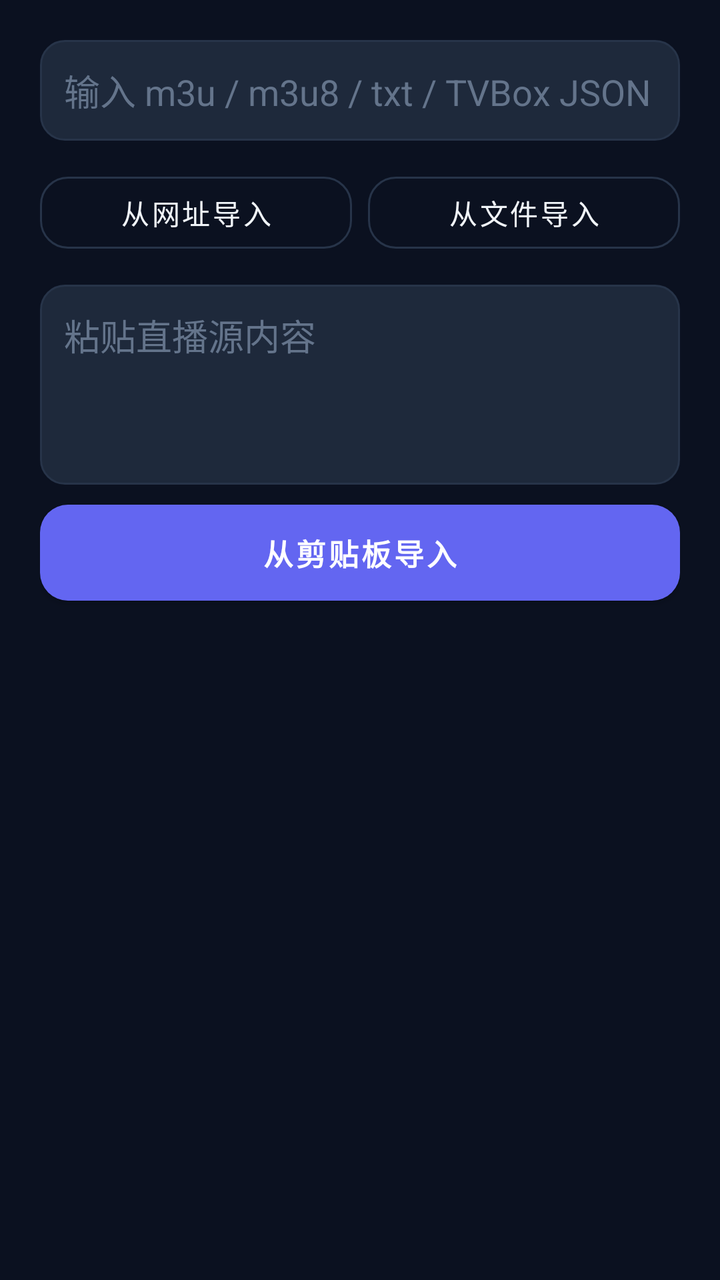
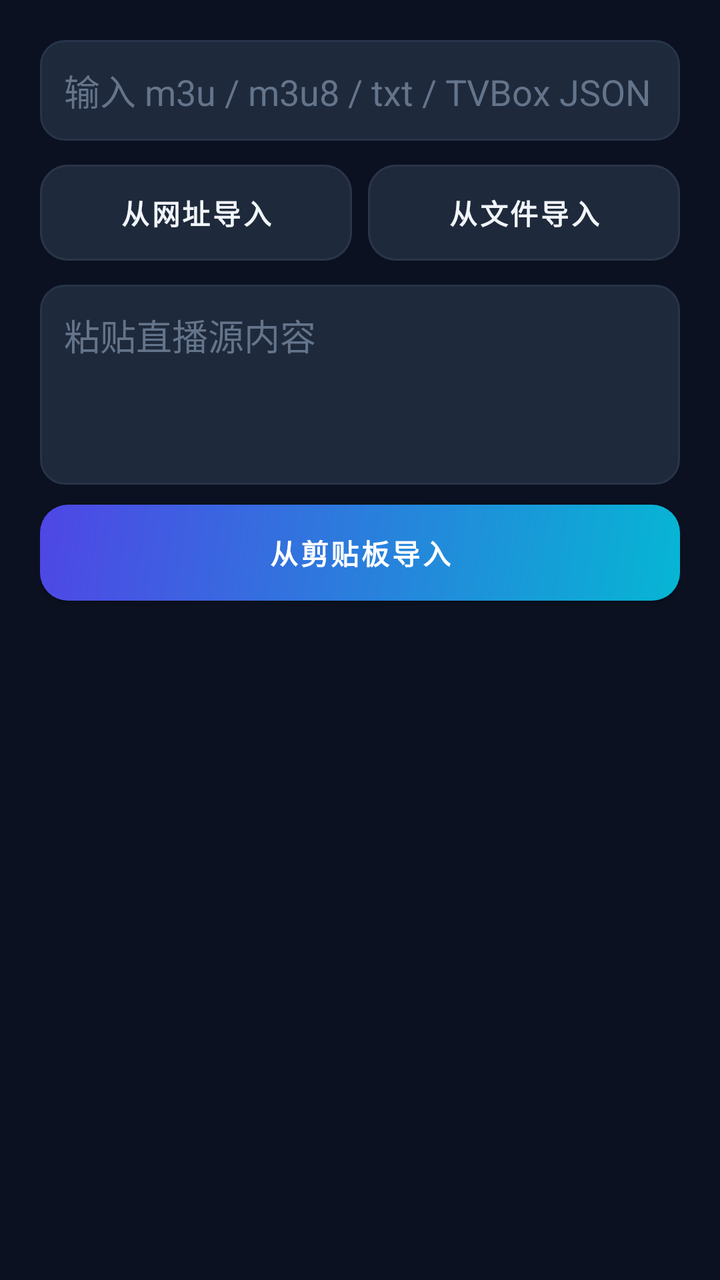

The first picture is an Android layout as it rendered before a commit; the second is the same layout after the commit. The layout source and the unified diff follow.
<!-- AndroidManifest.xml: application theme Theme.IPTV -->
<!-- res/layout/dialog_import.xml -->
<?xml version="1.0" encoding="utf-8"?>
<LinearLayout xmlns:android="http://schemas.android.com/apk/res/android"
    android:layout_width="match_parent"
    android:layout_height="wrap_content"
    android:orientation="vertical"
    android:padding="20dp">

    <EditText
        android:id="@+id/etImportUrl"
        android:layout_width="match_parent"
        android:layout_height="wrap_content"
        android:background="@drawable/bg_edittext"
        android:hint="@string/import_url_hint"
        android:inputType="textUri"
        android:padding="12dp"
        android:singleLine="true"
        android:textColor="@color/text_primary"
        android:textColorHint="@color/text_hint" />

    <LinearLayout
        android:layout_width="match_parent"
        android:layout_height="wrap_content"
        android:orientation="horizontal"
        android:layout_marginTop="12dp">

        <com.google.android.material.button.MaterialButton
            android:id="@+id/btnImportUrl"
            style="@style/BtnOutline"
            android:layout_width="0dp"
            android:layout_height="wrap_content"
            android:layout_weight="1"
            android:text="@string/import_from_url" />

        <com.google.android.material.button.MaterialButton
            android:id="@+id/btnImportFile"
            style="@style/BtnOutline"
            android:layout_width="0dp"
            android:layout_height="wrap_content"
            android:layout_marginStart="8dp"
            android:layout_weight="1"
            android:text="@string/import_from_file" />
    </LinearLayout>

    <EditText
        android:id="@+id/etPaste"
        android:layout_width="match_parent"
        android:layout_height="100dp"
        android:layout_marginTop="12dp"
        android:background="@drawable/bg_edittext"
        android:gravity="top"
        android:hint="@string/paste_content"
        android:inputType="textMultiLine"
        android:padding="12dp"
        android:textColor="@color/text_primary"
        android:textColorHint="@color/text_hint" />

    <com.google.android.material.button.MaterialButton
        android:id="@+id/btnImportPaste"
        style="@style/BtnPrimary"
        android:layout_width="match_parent"
        android:layout_height="wrap_content"
        android:layout_marginTop="10dp"
        android:background="@drawable/grad_btn"
        android:text="@string/import_from_clip" />
</LinearLayout>
<!-- resources referenced by this layout -->
<resources>
  <color name="text_hint">#FF64748B</color>
  <color name="text_primary">#FFF1F5F9</color>
  <!-- drawable bg_edittext (drawable) -->
  <?xml version="1.0" encoding="utf-8"?>
  <shape xmlns:android="http://schemas.android.com/apk/res/android" android:shape="rectangle">
      <solid android:color="@color/surface_2" />
      <stroke android:width="1dp" android:color="@color/surface_3" />
      <corners android:radius="12dp" />
  </shape>
  <!-- drawable grad_btn (drawable) -->
  <?xml version="1.0" encoding="utf-8"?>
  <shape xmlns:android="http://schemas.android.com/apk/res/android" android:shape="rectangle">
      <gradient android:startColor="#FF4F46E5" android:endColor="#FF06B6D4" android:angle="0" />
      <corners android:radius="14dp" />
  </shape>
  <string name="import_from_clip">从剪贴板导入</string>
  <string name="import_from_file">从文件导入</string>
  <string name="import_from_url">从网址导入</string>
  <string name="import_url_hint">输入 m3u / m3u8 / txt / TVBox JSON 地址</string>
  <string name="paste_content">粘贴直播源内容</string>
  <style name="BtnOutline" parent="Widget.MaterialComponents.Button.OutlinedButton">
          <item name="strokeColor">@color/surface_3</item>
          <item name="android:textColor">@color/text_primary</item>
          <item name="cornerRadius">14dp</item>
          <item name="android:textSize">14sp</item>
          <item name="android:minHeight">48dp</item>
      </style>
  <style name="BtnPrimary" parent="Widget.MaterialComponents.Button">
          <item name="backgroundTint">@color/brand</item>
          <item name="android:textColor">#FFFFFFFF</item>
          <item name="cornerRadius">14dp</item>
          <item name="android:textSize">15sp</item>
          <item name="android:textStyle">bold</item>
          <item name="android:minHeight">48dp</item>
      </style>
  <style name="Theme.IPTV" parent="Theme.MaterialComponents.NoActionBar">
          <item name="colorPrimary">@color/brand</item>
          <item name="colorPrimaryDark">@color/background</item>
          <item name="colorAccent">@color/accent</item>
          <item name="android:windowBackground">@color/background</item>
          <item name="android:textColorPrimary">@color/text_primary</item>
          <item name="android:textColorSecondary">@color/text_secondary</item>
          <item name="android:statusBarColor">@color/background</item>
          <item name="android:navigationBarColor">@color/background</item>
          <item name="android:windowLightStatusBar">false</item>
          <item name="fontFamily">sans</item>
      </style>
  <color name="surface_2">#FF1E293B</color>
  <color name="surface_3">#FF273449</color>
  <color name="brand">#FF6366F1</color>
  <color name="background">#FF0B1120</color>
  <color name="accent">#FF22D3EE</color>
  <color name="text_secondary">#FF94A3B8</color>
</resources>

<!-- the commit's change to res/layout/dialog_import.xml (unified diff, before → after) -->
@@ -60,6 +60,5 @@
         android:layout_width="match_parent"
         android:layout_height="wrap_content"
         android:layout_marginTop="10dp"
-        android:background="@drawable/grad_btn"
         android:text="@string/import_from_clip" />
 </LinearLayout>
<!-- resource entries referenced after the edit -->
@@ -12,7 +12,7 @@
   <!-- drawable grad_btn (drawable) -->
   <?xml version="1.0" encoding="utf-8"?>
   <shape xmlns:android="http://schemas.android.com/apk/res/android" android:shape="rectangle">
-      <gradient android:startColor="#FF4F46E5" android:endColor="#FF06B6D4" android:angle="0" />
+      <gradient android:startColor="#FF4F46E5" android:endColor="#FF06B6D4" android:angle="315" />
       <corners android:radius="14dp" />
   </shape>
   <string name="import_from_clip">从剪贴板导入</string>
@@ -21,19 +21,31 @@
   <string name="import_url_hint">输入 m3u / m3u8 / txt / TVBox JSON 地址</string>
   <string name="paste_content">粘贴直播源内容</string>
   <style name="BtnOutline" parent="Widget.MaterialComponents.Button.OutlinedButton">
-          <item name="strokeColor">@color/surface_3</item>
+          <item name="strokeColor">@color/divider</item>
+          <item name="strokeWidth">1dp</item>
+          <item name="backgroundTint">@color/surface_2</item>
           <item name="android:textColor">@color/text_primary</item>
+          <item name="android:textSize">14sp</item>
+          <item name="android:textStyle">bold</item>
+          <item name="textAllCaps">false</item>
           <item name="cornerRadius">14dp</item>
-          <item name="android:textSize">14sp</item>
           <item name="android:minHeight">48dp</item>
+          <item name="android:insetTop">0dp</item>
+          <item name="android:insetBottom">0dp</item>
+          <item name="rippleColor">#33FFFFFF</item>
       </style>
   <style name="BtnPrimary" parent="Widget.MaterialComponents.Button">
-          <item name="backgroundTint">@color/brand</item>
+          <item name="android:background">@drawable/grad_btn</item>
+          <item name="backgroundTint">@null</item>
           <item name="android:textColor">#FFFFFFFF</item>
+          <item name="android:textSize">14sp</item>
+          <item name="android:textStyle">bold</item>
+          <item name="textAllCaps">false</item>
           <item name="cornerRadius">14dp</item>
-          <item name="android:textSize">15sp</item>
-          <item name="android:textStyle">bold</item>
           <item name="android:minHeight">48dp</item>
+          <item name="android:insetTop">0dp</item>
+          <item name="android:insetBottom">0dp</item>
+          <item name="rippleColor">#33FFFFFF</item>
       </style>
   <style name="Theme.IPTV" parent="Theme.MaterialComponents.NoActionBar">
           <item name="colorPrimary">@color/brand</item>
@@ -49,6 +61,7 @@
       </style>
   <color name="surface_2">#FF1E293B</color>
   <color name="surface_3">#FF273449</color>
+  <color name="divider">#FF2A3548</color>
   <color name="brand">#FF6366F1</color>
   <color name="background">#FF0B1120</color>
   <color name="accent">#FF22D3EE</color>
